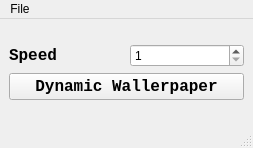
Above: winUI.ui from YochLin/wallpaper before the change. Below: the same form after it.
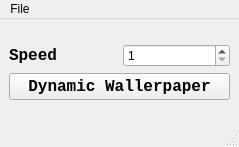
That is the form after the change.

What changed in the file:
```diff
--- a/winUI.ui
+++ b/winUI.ui
@@ -6,8 +6,8 @@
    <rect>
     <x>0</x>
     <y>0</y>
-    <width>253</width>
-    <height>148</height>
+    <width>239</width>
+    <height>147</height>
    </rect>
   </property>
   <property name="windowTitle">
@@ -70,7 +70,7 @@
     <rect>
      <x>0</x>
      <y>0</y>
-     <width>253</width>
+     <width>239</width>
      <height>21</height>
     </rect>
    </property>
```
